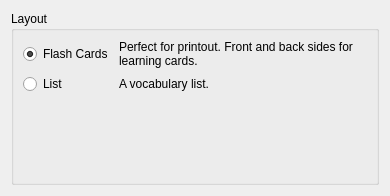
Qt form src/export/xsldialog.ui (KDE/parley) before a commit.
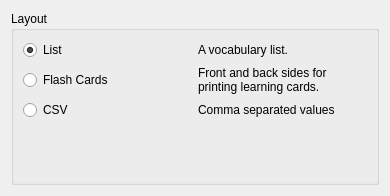
The same form after that commit.

Commit message: use the term "vocabulary collection" more consistently in the UI

```diff
--- a/src/export/xsldialog.ui
+++ b/src/export/xsldialog.ui
@@ -17,40 +17,54 @@
      </property>
      <layout class="QGridLayout" name="gridLayout" >
       <item row="0" column="0" >
-       <widget class="QRadioButton" name="flashCardRadio" >
-        <property name="text" >
-         <string>Flash Cards</string>
-        </property>
-        <property name="checked" >
-         <bool>true</bool>
-        </property>
-       </widget>
-      </item>
-      <item row="0" column="1" >
-       <widget class="QLabel" name="label" >
-        <property name="text" >
-         <string>Perfect for printout. Front and back sides for learning cards.</string>
-        </property>
-        <property name="wordWrap" >
-         <bool>true</bool>
-        </property>
-       </widget>
-      </item>
-      <item row="1" column="0" >
        <widget class="QRadioButton" name="tableRadio" >
         <property name="text" >
          <string>List</string>
         </property>
+        <property name="checked" >
+         <bool>true</bool>
+        </property>
        </widget>
       </item>
-      <item row="1" column="1" >
+      <item row="0" column="1" >
        <widget class="QLabel" name="label_2" >
         <property name="text" >
          <string>A vocabulary list.</string>
         </property>
        </widget>
       </item>
+      <item row="1" column="0" >
+       <widget class="QRadioButton" name="flashCardRadio" >
+        <property name="text" >
+         <string>Flash Cards</string>
+        </property>
+       </widget>
+      </item>
+      <item row="1" column="1" >
+       <widget class="QLabel" name="label" >
+        <property name="text" >
+         <string>Front and back sides for printing learning cards.</string>
+        </property>
+        <property name="wordWrap" >
+         <bool>true</bool>
+        </property>
+       </widget>
+      </item>
       <item row="2" column="0" >
+       <widget class="QRadioButton" name="csvRadio" >
+        <property name="text" >
+         <string>CSV</string>
+        </property>
+       </widget>
+      </item>
+      <item row="2" column="1" >
+       <widget class="QLabel" name="label_3" >
+        <property name="text" >
+         <string>Comma separated values</string>
+        </property>
+       </widget>
+      </item>
+      <item row="3" column="0" >
        <spacer name="verticalSpacer" >
         <property name="orientation" >
          <enum>Qt::Vertical</enum>
```
Left out of the diff: 3 changed lines with no effect on the pictures. The commit also changes 3 other files.
